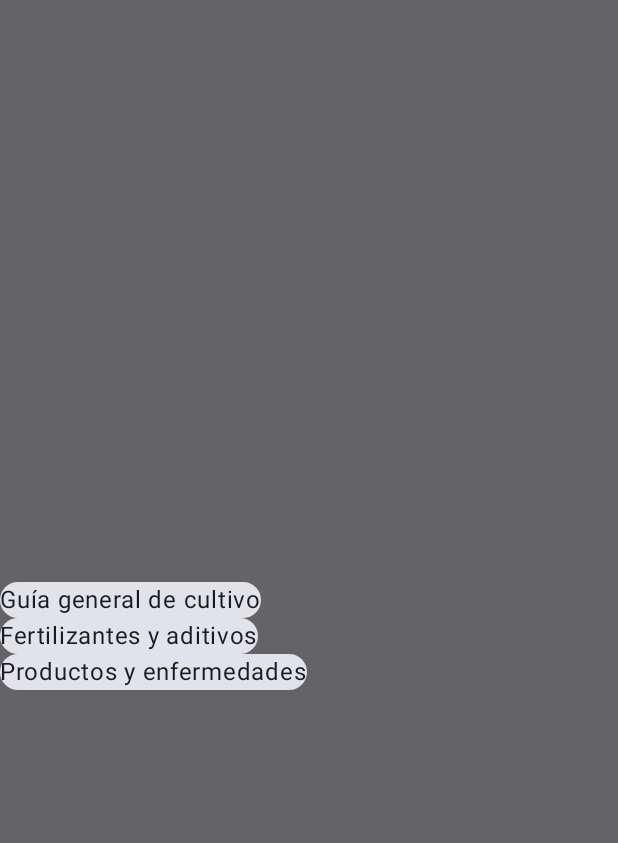
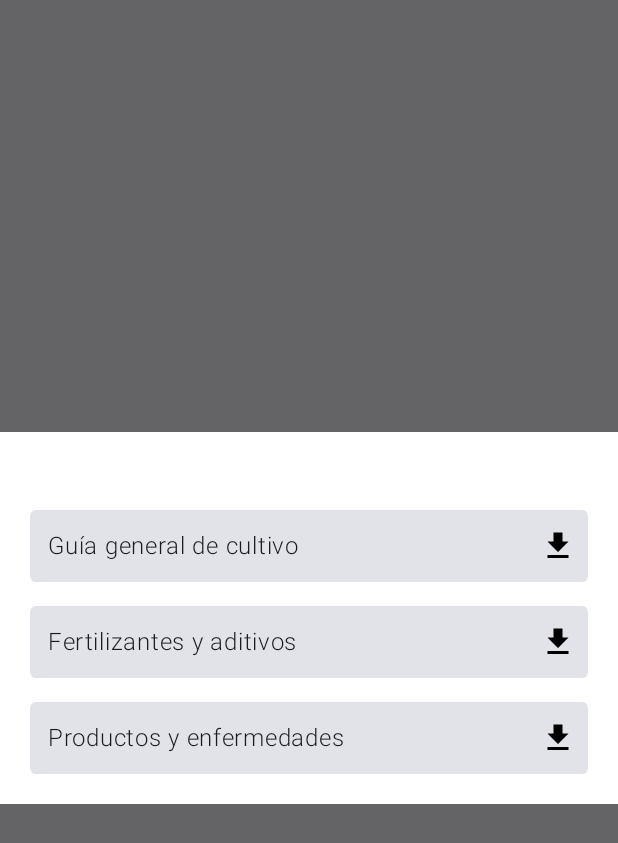
Before and after one commit to MCristina12/ALLPA_IDIC, an Android app built with Jetpack Compose: the composable ProductoComponent called with empty values, on a phone screen of 412 x 824 dp. Shown: the top 843 px of the screen. Run offline under Robolectric (Android 15) with nearby library versions, the phone set to English and light mode, and no system bars.

Commit message:
glow up de learning

```diff
--- a/app/src/main/java/com/example/idicpatente/admin/components/RegistroDatosSec.kt
+++ b/app/src/main/java/com/example/idicpatente/admin/components/RegistroDatosSec.kt
@@ -4,7 +4,6 @@ import androidx.compose.foundation.layout.Column
 import androidx.compose.foundation.layout.Row
 import androidx.compose.foundation.layout.fillMaxWidth
 import androidx.compose.material3.Button
-import androidx.compose.material3.Card
 import androidx.compose.material3.ExperimentalMaterial3Api
 import androidx.compose.material3.Text
 import androidx.compose.material3.TextField
--- a/app/src/main/java/com/example/idicpatente/learning/components/ProductoComponent.kt
+++ b/app/src/main/java/com/example/idicpatente/learning/components/ProductoComponent.kt
@@ -1,14 +1,33 @@
 package com.example.idicpatente.learning.components
 
+import android.content.Context
+import android.widget.Toast
+import androidx.compose.foundation.Image
+import androidx.compose.foundation.background
+import androidx.compose.foundation.clickable
+import androidx.compose.foundation.layout.Arrangement
 import androidx.compose.foundation.layout.Column
+import androidx.compose.foundation.layout.Row
 import androidx.compose.foundation.layout.fillMaxWidth
+import androidx.compose.foundation.layout.padding
+import androidx.compose.foundation.shape.RoundedCornerShape
 import androidx.compose.material3.AlertDialog
 import androidx.compose.material3.Card
+import androidx.compose.material3.CardElevation
 import androidx.compose.material3.Text
 import androidx.compose.runtime.Composable
 import androidx.compose.runtime.MutableState
+import androidx.compose.ui.Alignment
 import androidx.compose.ui.Modifier
+import androidx.compose.ui.graphics.Color
+import androidx.compose.ui.platform.LocalContext
+import androidx.compose.ui.res.painterResource
+import androidx.compose.ui.text.font.FontWeight
+import androidx.compose.ui.text.style.TextAlign
+import androidx.compose.ui.unit.dp
 import androidx.compose.ui.window.Dialog
+import androidx.compose.ui.window.DialogProperties
+import com.example.idicpatente.R
 
 @Composable
 fun ProductoComponent(
@@ -17,20 +36,92 @@ fun ProductoComponent(
 ){
     Dialog(
         onDismissRequest = { state.value = false },
-
     ){
         Column(
-            modifier = Modifier.fillMaxWidth()
+            modifier = Modifier
+                .fillMaxWidth()
+                .background(Color.White)
+                .padding(12.dp)
+
         ) {
-            Text(text = producto)
-            Card {
-                Text(text = "Guía general de cultivo")
+            Text(
+                text = producto.uppercase(),
+                fontWeight = FontWeight.Medium,
+                modifier = Modifier
+                    .padding(bottom = 8.dp)
+                    .fillMaxWidth(),
+                textAlign = TextAlign.Center
+            )
+            Card(
+                shape = RoundedCornerShape(4.dp),
+                modifier = Modifier
+                    .padding(8.dp)
+                    .fillMaxWidth()
+            ) {
+                Row (
+                    modifier = Modifier.fillMaxWidth().padding(end = 8.dp),
+                    horizontalArrangement = Arrangement.SpaceBetween,
+                    verticalAlignment = Alignment.CenterVertically
+                ) {
+                    Text(
+                        text = "Guía general de cultivo",
+                        modifier = Modifier.padding(12.dp),
+                        fontWeight = FontWeight.Light
+                    )
+                    Image( painterResource(id = R.drawable.baseline_download_24), contentDescription = "" ,
+                        modifier = Modifier.clickable(enabled = true) {
+
+                        })
+                }
             }
-            Card {
-                Text(text = "Fertilizantes y aditivos")
+            Card(
+                shape = RoundedCornerShape(4.dp),
+                modifier = Modifier
+                    .padding(8.dp)
+                    .fillMaxWidth()
+            )  {
+                Row (
+                    modifier = Modifier.fillMaxWidth().padding(end = 8.dp),
+                    horizontalArrangement = Arrangement.SpaceBetween,
+                    verticalAlignment = Alignment.CenterVertically
+                ) {
+                    Text(
+                        text = "Fertilizantes y aditivos",
+                        modifier = Modifier.padding(12.dp),
+                        fontWeight = FontWeight.Light
+                    )
+                    Image(
+                        painterResource(id = R.drawable.baseline_download_24),
+                        contentDescription = "" ,
+                        modifier = Modifier.clickable(enabled = true) {
+
+                        }
+                    )
+                }
+
             }
-            Card {
-                Text(text = "Productos y enfermedades")
+            Card(
+                shape = RoundedCornerShape(4.dp),
+                modifier = Modifier
+                    .padding(8.dp)
+                    .fillMaxWidth()
+            )  {
+                Row (
+                    modifier = Modifier.fillMaxWidth().padding(end = 8.dp),
+                    horizontalArrangement = Arrangement.SpaceBetween,
+                    verticalAlignment = Alignment.CenterVertically
+                ) {
+                    Text(
+                        text = "Productos y enfermedades",
+                        modifier = Modifier.padding(12.dp),
+                        fontWeight = FontWeight.Light
+                    )
+                    Image( painterResource(id = R.drawable.baseline_download_24), contentDescription = "" ,
+                        modifier = Modifier.clickable(enabled = true) {
+
+                        })
+                }
+
             }
         }
     }
--- /dev/null
+++ b/app/src/main/res/drawable/baseline_download_24.xml
@@ -0,0 +1,5 @@
+<vector android:height="24dp" android:tint="#000000"
+    android:viewportHeight="24" android:viewportWidth="24"
+    android:width="24dp" xmlns:android="http://schemas.android.com/apk/res/android">
+    <path android:fillColor="@android:color/white" android:pathData="M5,20h14v-2H5V20zM19,9h-4V3H9v6H5l7,7L19,9z"/>
+</vector>
```
Also changed, not shown: app/src/main/java/com/example/idicpatente/learning/LearningScreen.kt (+25 -9 lines), app/src/main/java/com/example/idicpatente/learning/components/ProductoItem.kt (+14 -5 lines), app/src/main/java/com/example/idicpatente/main/TopBar.kt (added, +34 -0 lines).
